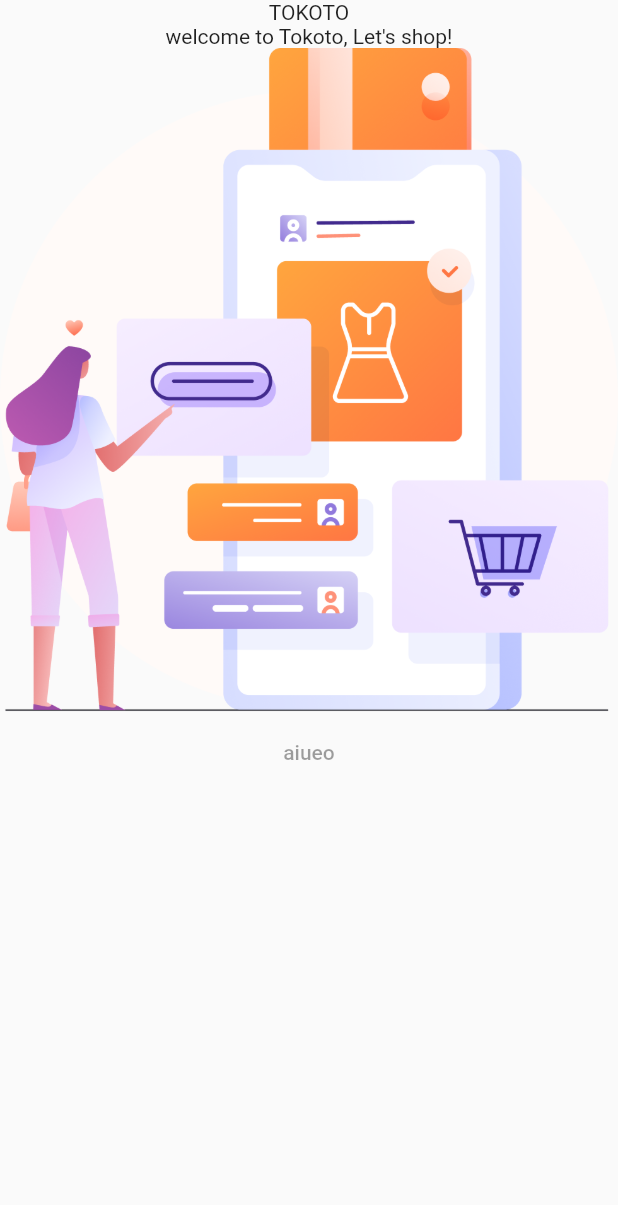
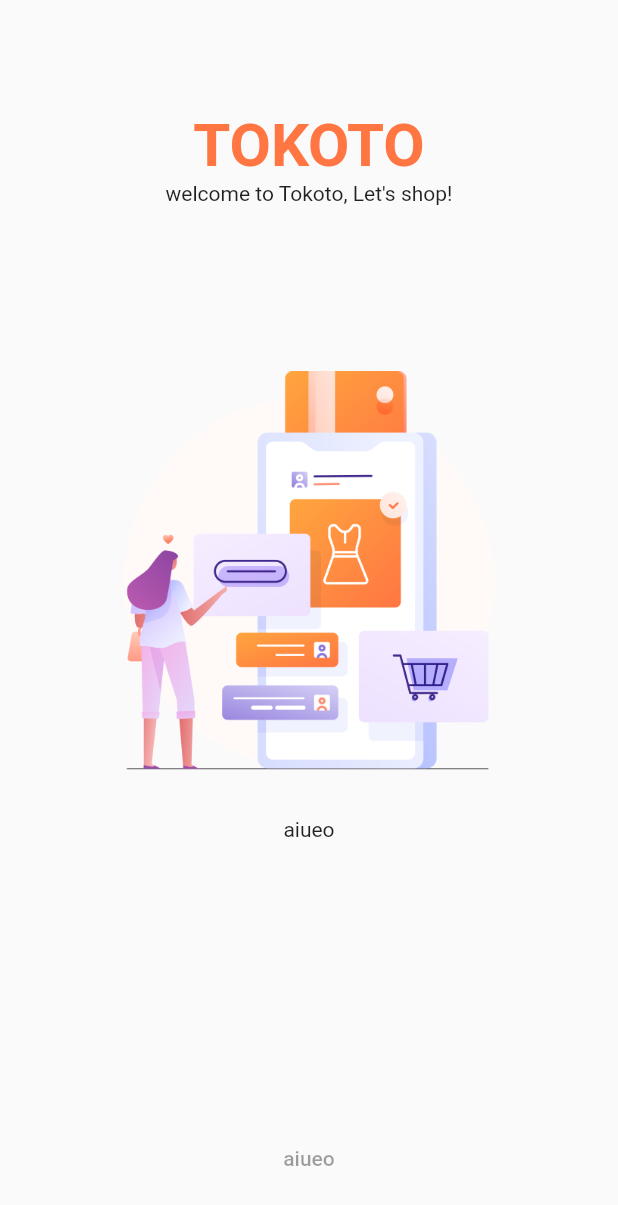
Before and after one commit to marshi/e_commerce_complete_training, a Flutter app: the screen it shows after launch, on a phone screen of 412 x 824 dp. Shown: the top 1205 px of the screen. Run offline on Flutter 3.47's test engine with Material 2 defaults, Android fonts, the phone set to English and light mode, and no system bars.

Commit message:
rough layout.

```diff
--- /dev/null
+++ b/lib/splash/splash_content.dart
@@ -0,0 +1,33 @@
+import 'dart:ui';
+
+import 'package:e_commerce_complete_training/constants.dart';
+import 'package:flutter/material.dart';
+
+class SplashContent extends StatelessWidget {
+  @override
+  Widget build(BuildContext context) {
+    final Size size = MediaQuery.of(context).size;
+
+    return Column(
+      children: [
+        Spacer(flex: 2),
+        Text(
+          "TOKOTO",
+          style: TextStyle(
+            fontSize: 40,
+            color: kPrimaryColor,
+            fontWeight: FontWeight.bold,
+          ),
+        ),
+        Text(
+          "welcome to Tokoto, Let's shop!",
+        ),
+        Spacer(flex: 3),
+        Image.asset(
+          "assets/images/splash_1.png",
+          width: size.width * 0.6,
+        ),
+      ],
+    );
+  }
+}
--- a/lib/splash/splash_page.dart
+++ b/lib/splash/splash_page.dart
@@ -1,21 +1,34 @@
+import 'package:e_commerce_complete_training/splash/splash_content.dart';
 import 'package:flutter/material.dart';
 
 class SplashPage extends StatelessWidget {
   @override
   Widget build(BuildContext context) {
-    return Container(
+    return SafeArea(
+      child: Container(
         width: double.infinity,
         child: Column(
-        crossAxisAlignment: CrossAxisAlignment.center,
           children: [
-          Text("TOKOTO"),
-          Text("welcome to Tokoto, Let's shop!"),
-          Image.asset("assets/images/splash_1.png"),
-          FlatButton(
-            onPressed: null,
+            Expanded(
+              flex: 5,
+              child: SplashContent(),
+            ),
+            Expanded(
+              flex: 1,
+              child: Padding(
+                padding: const EdgeInsets.all(30.0),
                 child: Text("aiueo"),
               ),
+            ),
+            Spacer(),
+            Expanded(
+              flex: 1,
+              child: FlatButton(
+                child: Text("aiueo"),
+              ),
+            )
           ],
+        ),
       ),
     );
   }
```
Also changed, not shown: lib/constants.dart (added, +48 -0 lines). Lines whose indentation alone changed are shown as unchanged.
